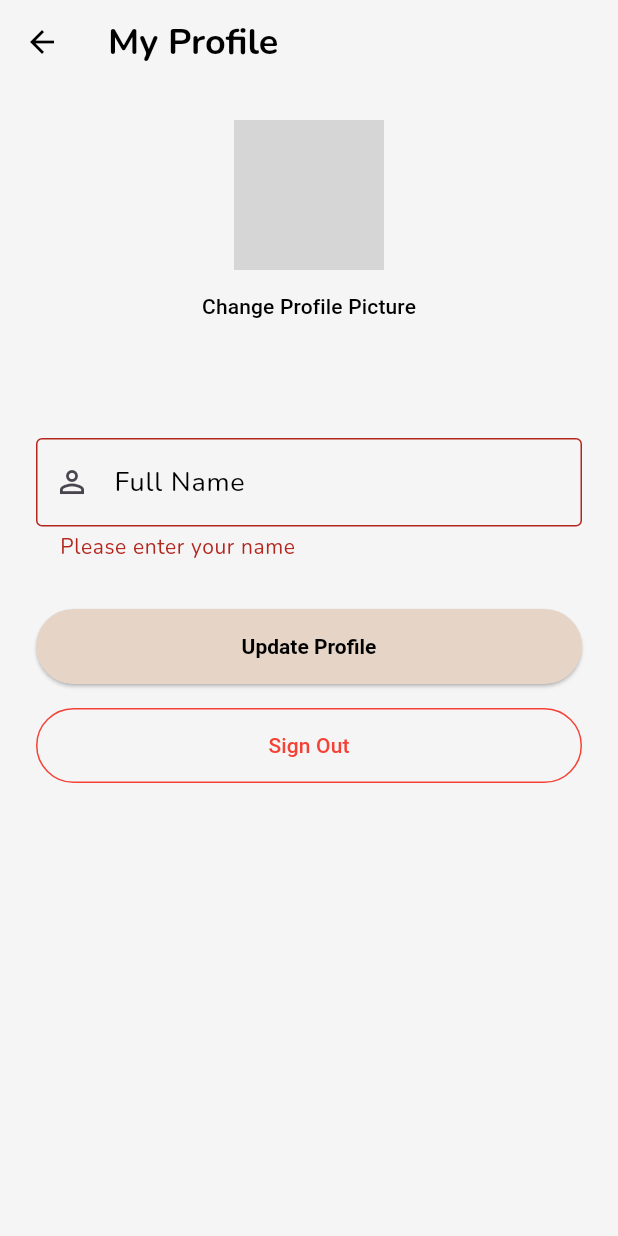
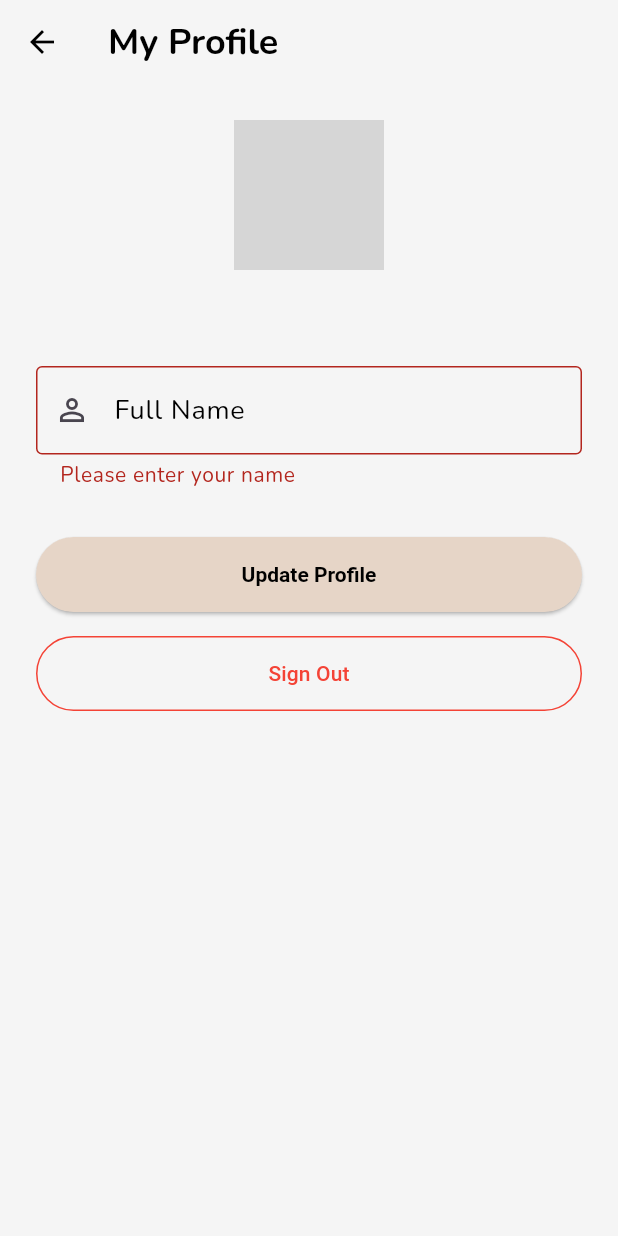
Before and after one commit to ericlyfan/itinerary-generator, a Flutter app: the ProfileScreen screen opened directly, after a tap on "Update Profile", on a phone screen of 412 x 824 dp. Run offline on Flutter 3.47's test engine with Material 3 defaults, Android fonts, the phone set to English and light mode, and no system bars; our stand-ins replace flutter_dotenv, google_fonts, google_generative_ai, supabase_flutter, syncfusion_flutter_datepicker; accounts and stored records are empty; network calls fail; grey boxes are pictures that could not be loaded.

Commit message:
added initial profile modification features, reset password

```diff
--- a/lib/screens/auth/profile_screen.dart
+++ b/lib/screens/auth/profile_screen.dart
@@ -1,5 +1,6 @@
 import 'package:flutter/material.dart';
 import '../../services/supabase_service.dart';
+import '../landing_screen.dart';
 
 // Create an instance of SupabaseService
 final supabaseService = SupabaseService();
@@ -26,37 +27,32 @@ class _ProfileScreenState extends State<ProfileScreen> {
 
   Future<void> _loadUserProfile() async {
     final user = supabaseService.currentUser;
-    if (user != null) {
-      setState(() {
-        _userEmail = user.email;
+    if (user == null) return;
 
-        // Load name from user metadata if available
-        if (user.userMetadata != null && user.userMetadata!.containsKey('name')) {
-          _nameController.text = user.userMetadata!['name'] as String;
-        }
+    setState(() {
+      _userEmail = user.email;
+    });
 
-        // Load avatar if available
-        if (user.userMetadata != null && user.userMetadata!.containsKey('avatar_url')) {
-          _avatarUrl = user.userMetadata!['avatar_url'] as String;
-        }
-      });
+    String? nameFromDb;
+    try {
+      final data = await supabaseService.client.from('profiles').select().eq('id', user.id).single();
+      nameFromDb = data['full_name'] as String?;
+      if (data['avatar_url'] != null) {
+        _avatarUrl = data['avatar_url'] as String;
+      }
+    } catch (_) {}
 
-      // Try to fetch additional profile data from profiles table
-      try {
-        final data = await supabaseService.client.from('profiles').select().eq('id', user.id).single();
+    final nameFromMeta = user.userMetadata?['name'] as String?;
+    final avatarFromMeta = user.userMetadata?['avatar_url'] as String?;
+    final displayName = nameFromDb ?? nameFromMeta;
+    if (displayName != null && displayName.isNotEmpty) {
+      _nameController.text = displayName;
+    }
+    if (_avatarUrl == null && avatarFromMeta != null) {
+      _avatarUrl = avatarFromMeta;
+    }
 
-        setState(() {
-          if (data['name'] != null && _nameController.text.isEmpty) {
-            _nameController.text = data['name'] as String;
-          }
-          if (data['avatar_url'] != null && _avatarUrl == null) {
-            _avatarUrl = data['avatar_url'] as String;
-          }
-        });
-      } catch (e) {
-        // Profile might not exist yet, that's okay
-      }
-    }
+    if (mounted) setState(() {});
   }
 
   Future<void> _updateProfile() async {
@@ -72,15 +68,35 @@ class _ProfileScreenState extends State<ProfileScreen> {
         await supabaseService.updateProfile(userId: user.id, name: _nameController.text.trim());
 
         if (!mounted) return;
-        ScaffoldMessenger.of(context).showSnackBar(const SnackBar(content: Text('Profile updated successfully')));
+        ScaffoldMessenger.of(context).showSnackBar(
+          SnackBar(
+            content: const Row(
+              mainAxisAlignment: MainAxisAlignment.center,
+              children: [
+                Icon(Icons.check_circle, color: Colors.black),
+                SizedBox(width: 8),
+                Text('Profile updated successfully', style: TextStyle(color: Colors.black)),
+              ],
+            ),
+            backgroundColor: Theme.of(context).primaryColor,
+          ),
+        );
       }
     } catch (e) {
-      if (!mounted) return;
-      ScaffoldMessenger.of(context).showSnackBar(SnackBar(content: Text('Error updating profile: ${e.toString()}')));
+      if (mounted) {
+        ScaffoldMessenger.of(context).showSnackBar(
+          SnackBar(
+            content: Center(child: Text('Error updating profile: ${e.toString()}', style: const TextStyle(color: Colors.black))),
+            backgroundColor: Theme.of(context).primaryColor,
+          ),
+        );
+      }
     } finally {
-      setState(() {
-        _isLoading = false;
-      });
+      if (mounted) {
+        setState(() {
+          _isLoading = false;
+        });
+      }
     }
   }
 
@@ -107,10 +123,16 @@ class _ProfileScreenState extends State<ProfileScreen> {
     try {
       await supabaseService.signOut();
       if (!mounted) return;
-      Navigator.pop(context); // Go back to previous screen
+      Navigator.pushAndRemoveUntil(context, MaterialPageRoute(builder: (context) => const LandingScreen()), (route) => false);
     } catch (e) {
-      if (!mounted) return;
-      ScaffoldMessenger.of(context).showSnackBar(SnackBar(content: Text('Error signing out: ${e.toString()}')));
+      if (mounted) {
+        ScaffoldMessenger.of(context).showSnackBar(
+          SnackBar(
+            content: Center(child: Text('Error signing out: ${e.toString()}', style: const TextStyle(color: Colors.black))),
+            backgroundColor: Theme.of(context).primaryColor,
+          ),
+        );
+      }
     }
   }
 
@@ -130,7 +152,6 @@ class _ProfileScreenState extends State<ProfileScreen> {
           key: _formKey,
           child: Column(
             children: [
-              // Avatar
               CircleAvatar(
                 radius: 50,
                 backgroundColor: const Color(0xFFE6D5C7),
@@ -143,21 +164,11 @@ class _ProfileScreenState extends State<ProfileScreen> {
                         )
                         : null,
               ),
-              TextButton(
-                onPressed: () {
-                  // TODO: Implement avatar upload
-                },
-                child: const Text('Change Profile Picture'),
-              ),
               const SizedBox(height: 16),
-
-              // Email display (non-editable)
               if (_userEmail != null) ...[
                 Text(_userEmail!, style: Theme.of(context).textTheme.titleMedium?.copyWith(color: Colors.grey[700])),
                 const SizedBox(height: 24),
               ],
-
-              // Name field
               TextFormField(
                 controller: _nameController,
                 decoration: const InputDecoration(labelText: 'Full Name', prefixIcon: Icon(Icons.person_outline)),
@@ -169,8 +180,6 @@ class _ProfileScreenState extends State<ProfileScreen> {
                 },
               ),
               const SizedBox(height: 32),
-
-              // Update profile button
               ElevatedButton(
                 onPressed: _isLoading ? null : _updateProfile,
                 style: ElevatedButton.styleFrom(minimumSize: const Size(double.infinity, 50)),
@@ -184,8 +193,6 @@ class _ProfileScreenState extends State<ProfileScreen> {
                         : const Text('Update Profile'),
               ),
               const SizedBox(height: 16),
-
-              // Sign out button
               OutlinedButton(
                 onPressed: _signOut,
                 style: OutlinedButton.styleFrom(
--- a/lib/screens/landing_screen.dart
+++ b/lib/screens/landing_screen.dart
@@ -42,9 +42,6 @@ class _LandingScreenState extends State<LandingScreen> {
   void initState() {
     super.initState();
     _pageController = PageController(initialPage: _currentPage);
-
-    // Initialize authentication state
-    _isUserLoggedIn = supabaseService.isAuthenticated;
 
     // Set up auth state listener
     _authSubscription = Supabase.instance.client.auth.onAuthStateChange.listen((data) {
--- a/pubspec.yaml
+++ b/pubspec.yaml
@@ -38,7 +38,6 @@ flutter_native_splash:
   color: "#F5F5F5"
   ios: true
   image: assets/images/intellinary_splash.png
-  android_gravity: center
   ios_content_mode: center
 
 flutter_launcher_icons:
```
Also changed, not shown: lib/main.dart (+82 -3 lines), lib/screens/auth/forgot_password_screen.dart (added, +201 -0 lines), lib/screens/auth/signin_screen.dart (+5 -3 lines), lib/screens/auth/signup_screen.dart (+12 -10 lines), lib/services/supabase_service.dart (+13 -33 lines), flutter_01.png (added), 1 other file.
